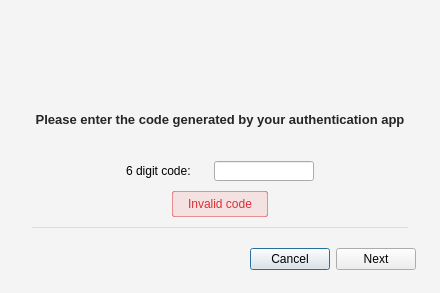
Qt form src/MEGASync/gui/macx/Login2FA.ui (meganz/MEGAsync) before a commit.
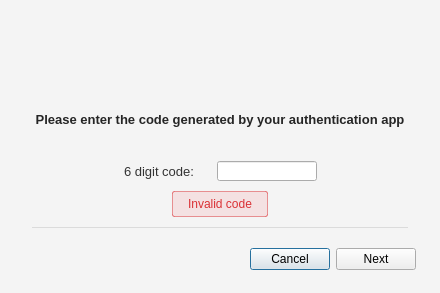
The same form after that commit. Icons and pictures are not drawn. Custom widgets are drawn as their Qt base class.

Commit message: Fix CSS properties for macOS

```diff
--- a/src/MEGASync/gui/macx/Login2FA.ui
+++ b/src/MEGASync/gui/macx/Login2FA.ui
@@ -47,7 +47,7 @@
 	border-radius: 2px;
 	background-color: rgba(240,55,58,0.1);
     padding: 6px 12px 6px 12px;
-    font-family: &quot;Source Sans Pro&quot;;
+    font-family: &quot;SF UI Text&quot;;
     font-size: 12px;
     color:  #DA3135;
 }
@@ -65,6 +65,13 @@
     color: #666666;
 	font-family: &quot;SF UI Text&quot;;
 	font-size: 11px;
+}
+
+#lCode 
+{
+	color: #333333;
+	font-family: &quot;SF UI Text&quot;;
+	font-size: 13px;
 }</string>
   </property>
   <layout class="QVBoxLayout" name="verticalLayout_2">
```
